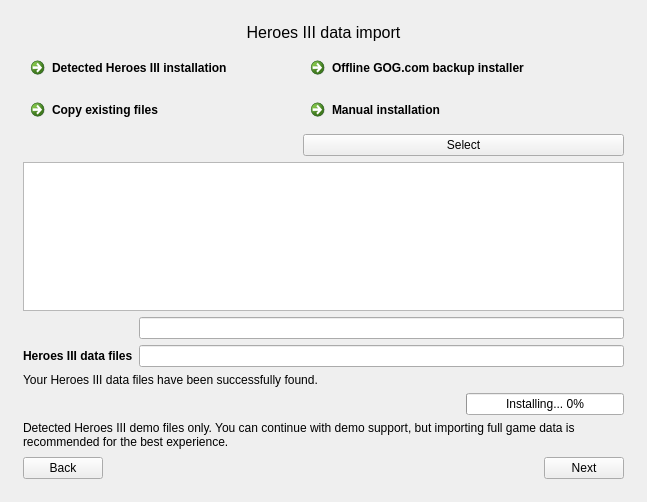
First picture: the form in launcher/firstLaunch/firstlaunch_moc.ui, repository GeorgeK1ng/vcmi, before the edit.
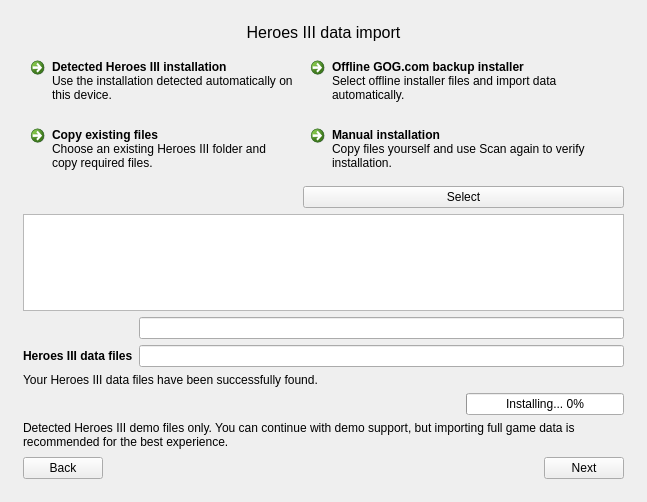
Second picture: the form after the edit. Icons and pictures are not drawn.

Commit message: Refine first-launch data option tiles behavior

Diff of the .ui file:
```diff
--- a/launcher/firstLaunch/firstlaunch_moc.ui
+++ b/launcher/firstLaunch/firstlaunch_moc.ui
@@ -299,7 +299,16 @@
            <property name="checked">
             <bool>false</bool>
            </property>
-          </widget>
+          
+           <property name="description">
+            <string>Select offline installer files and import data automatically.</string>
+           </property>
+           <property name="checkable">
+            <bool>true</bool>
+           </property>
+           <property name="autoExclusive">
+            <bool>true</bool>
+           </property></widget>
          </item>
          <item row="3" column="2" colspan="2">
           <widget class="QCommandLinkButton" name="commandLinkButtonDataManual">
@@ -309,7 +318,16 @@
            <property name="checked">
             <bool>false</bool>
            </property>
-          </widget>
+          
+           <property name="description">
+            <string>Copy files yourself and use Scan again to verify installation.</string>
+           </property>
+           <property name="checkable">
+            <bool>true</bool>
+           </property>
+           <property name="autoExclusive">
+            <bool>true</bool>
+           </property></widget>
          </item>
          <item row="13" column="0">
           <widget class="QLabel" name="labelDataFiles">
@@ -363,7 +381,16 @@
            <property name="text">
             <string>Copy existing files</string>
            </property>
-          </widget>
+          
+           <property name="description">
+            <string>Choose an existing Heroes III folder and copy required files.</string>
+           </property>
+           <property name="checkable">
+            <bool>true</bool>
+           </property>
+           <property name="autoExclusive">
+            <bool>true</bool>
+           </property></widget>
          </item>
          <item row="12" column="1" colspan="3">
           <widget class="QLineEdit" name="lineEditDataUser">
@@ -386,7 +413,16 @@
            <property name="text">
             <string>Detected Heroes III installation</string>
            </property>
-          </widget>
+          
+           <property name="description">
+            <string>Use the installation detected automatically on this device.</string>
+           </property>
+           <property name="checkable">
+            <bool>true</bool>
+           </property>
+           <property name="autoExclusive">
+            <bool>true</bool>
+           </property></widget>
          </item>
          <item row="11" column="0" colspan="4">
           <widget class="QTextBrowser" name="textBrowserDataOptionDetails"/>
```
Left out of the diff: 12 changed lines with no effect on the pictures. The commit also changes 2 other files.
